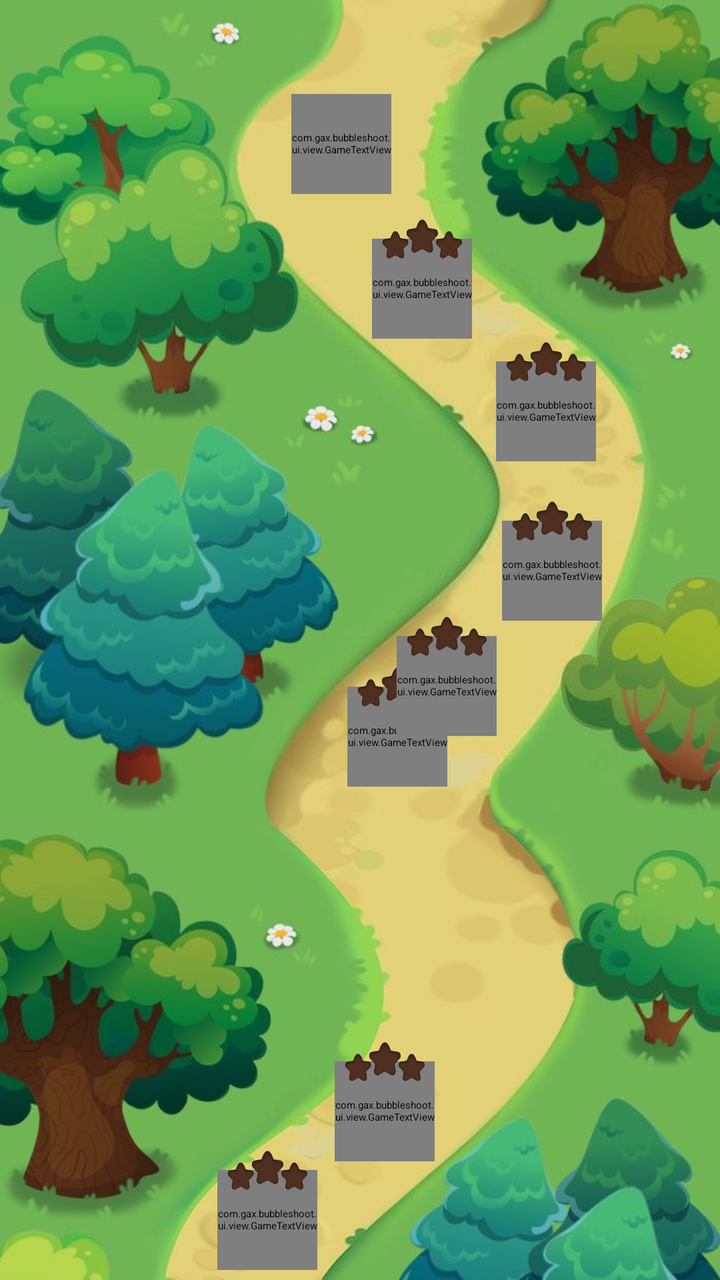
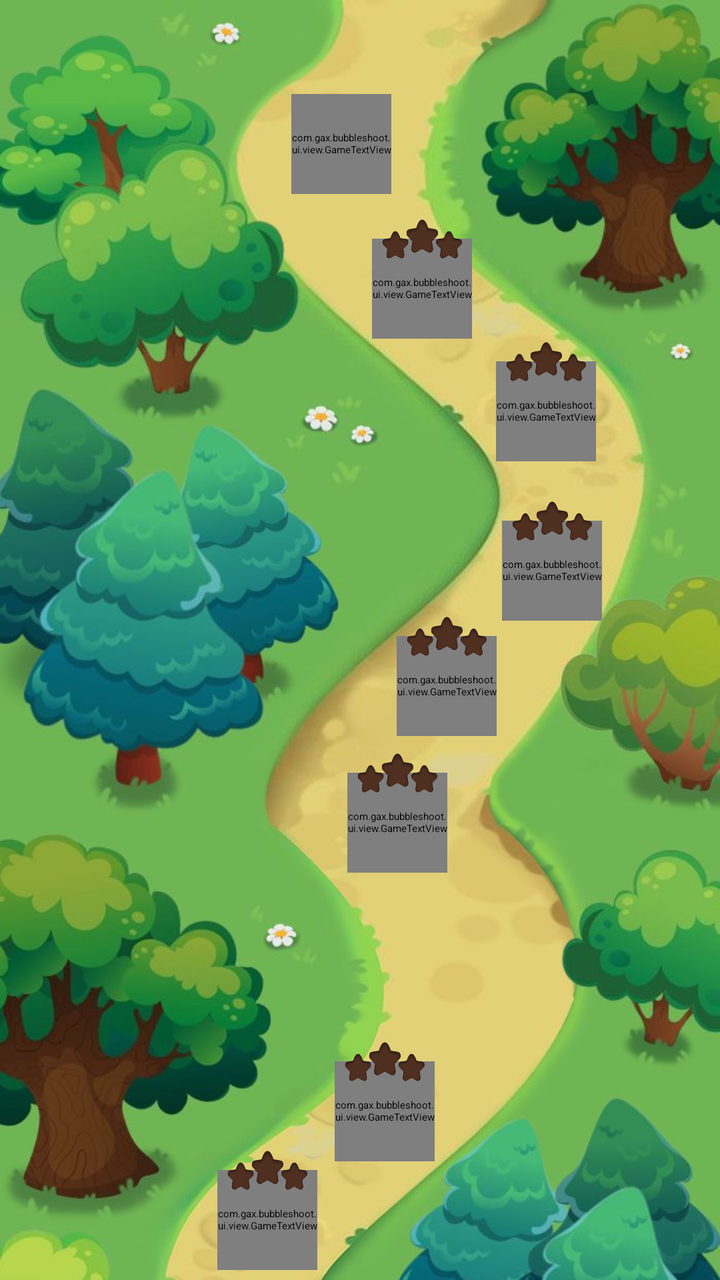

Screens rendered from an Android XML layout before and after an edit, with the pre-edit source and the edit as a unified diff.
<!-- AndroidManifest.xml: application theme Theme.App.Starting -->
<!-- res/layout/view_map_level.xml -->
<?xml version="1.0" encoding="utf-8"?>
<ScrollView
    xmlns:android="http://schemas.android.com/apk/res/android"
    xmlns:app="http://schemas.android.com/apk/res-auto"
    xmlns:tools="http://schemas.android.com/tools"
    android:id="@+id/layout_map"
    android:layout_width="match_parent"
    android:layout_height="match_parent"
    android:layout_marginTop="@dimen/image_state_height"
    tools:ignore="ContentDescription">

    <androidx.constraintlayout.widget.ConstraintLayout
        android:layout_width="match_parent"
        android:layout_height="wrap_content">

        <ImageView
            android:id="@+id/image_map_01"
            android:layout_width="0dp"
            android:layout_height="0dp"
            android:background="@drawable/map_01"
            app:layout_constraintBottom_toBottomOf="parent"
            app:layout_constraintDimensionRatio="7:8"
            app:layout_constraintEnd_toEndOf="parent"
            app:layout_constraintStart_toStartOf="parent" />

        <ImageView
            android:id="@+id/image_map_02"
            android:layout_width="0dp"
            android:layout_height="0dp"
            android:background="@drawable/map_02"
            app:layout_constraintBottom_toTopOf="@id/image_map_01"
            app:layout_constraintDimensionRatio="7:8"
            app:layout_constraintEnd_toEndOf="parent"
            app:layout_constraintStart_toStartOf="parent" />

        <ImageView
            android:id="@+id/image_map_04"
            android:layout_width="0dp"
            android:layout_height="0dp"
            android:background="@drawable/map_02"
            app:layout_constraintBottom_toTopOf="@id/image_map_03"
            app:layout_constraintDimensionRatio="7:8"
            app:layout_constraintEnd_toEndOf="parent"
            app:layout_constraintStart_toStartOf="parent" />

        <ImageView
            android:id="@+id/image_map_03"
            android:layout_width="0dp"
            android:layout_height="0dp"
            android:background="@drawable/map_03"
            app:layout_constraintBottom_toTopOf="@id/image_map_02"
            app:layout_constraintDimensionRatio="7:8"
            app:layout_constraintEnd_toEndOf="parent"
            app:layout_constraintStart_toStartOf="parent" />

        <com.gax.bubbleshoot.ui.view.GameTextView
            android:id="@+id/btn_level_previous"
            android:layout_width="@dimen/btn_level_width"
            android:layout_height="@dimen/btn_level_width"
            android:background="@drawable/btn_level"
            app:fontFamily="@font/baloo"
            android:gravity="center"
            android:textColor="@color/brown"
            android:textSize="@dimen/txt_dialog_size"
            android:textStyle="bold"
            app:layout_constraintBottom_toBottomOf="@id/image_map_01"
            app:layout_constraintEnd_toEndOf="parent"
            app:layout_constraintHorizontal_bias="0.5"
            app:layout_constraintStart_toStartOf="parent"
            app:layout_constraintTop_toTopOf="@id/image_map_01"
            app:layout_constraintVertical_bias="0.85" />

        <com.gax.bubbleshoot.ui.view.GameTextView
            android:id="@+id/btn_level_1"
            android:layout_width="@dimen/btn_level_width"
            android:layout_height="@dimen/btn_level_width"
            android:background="@drawable/btn_level"
            app:fontFamily="@font/baloo"
            android:gravity="center"
            android:text="1"
            android:textColor="@color/brown"
            android:textSize="@dimen/txt_level_size"
            android:textStyle="bold"
            app:layout_constraintBottom_toBottomOf="@id/image_map_01"
            app:layout_constraintEnd_toEndOf="parent"
            app:layout_constraintHorizontal_bias="0.33"
            app:layout_constraintStart_toStartOf="parent"
            app:layout_constraintTop_toTopOf="@id/image_map_01"
            app:layout_constraintVertical_bias="0.67" />

        <ImageView
            android:id="@+id/image_level_star_1"
            android:layout_width="@dimen/image_level_star_width"
            android:layout_height="0dp"
            android:src="@drawable/star_set_bg"
            app:layout_constraintBottom_toTopOf="@+id/btn_level_1"
            app:layout_constraintDimensionRatio="2:1"
            app:layout_constraintEnd_toEndOf="@id/btn_level_1"
            app:layout_constraintStart_toStartOf="@id/btn_level_1"
            app:layout_constraintTop_toTopOf="@id/btn_level_1" />

        <com.gax.bubbleshoot.ui.view.GameTextView
            android:id="@+id/btn_level_2"
            android:layout_width="@dimen/btn_level_width"
            android:layout_height="@dimen/btn_level_width"
            android:background="@drawable/btn_level"
            app:fontFamily="@font/baloo"
            android:gravity="center"
            android:text="2"
            android:textColor="@color/brown"
            android:textSize="@dimen/txt_level_size"
            android:textStyle="bold"
            app:layout_constraintBottom_toBottomOf="@id/image_map_01"
            app:layout_constraintEnd_toEndOf="parent"
            app:layout_constraintHorizontal_bias="0.37"
            app:layout_constraintStart_toStartOf="parent"
            app:layout_constraintTop_toTopOf="@id/image_map_01"
            app:layout_constraintVertical_bias="0.45" />

        <ImageView
            android:id="@+id/image_level_star_2"
            android:layout_width="@dimen/image_level_star_width"
            android:layout_height="0dp"
            android:src="@drawable/star_set_bg"
            app:layout_constraintBottom_toTopOf="@+id/btn_level_2"
            app:layout_constraintDimensionRatio="2:1"
            app:layout_constraintEnd_toEndOf="@id/btn_level_2"
            app:layout_constraintStart_toStartOf="@id/btn_level_2"
            app:layout_constraintTop_toTopOf="@id/btn_level_2" />

        <com.gax.bubbleshoot.ui.view.GameTextView
            android:id="@+id/btn_level_3"
            android:layout_width="@dimen/btn_level_width"
            android:layout_height="@dimen/btn_level_width"
            android:background="@drawable/btn_level"
            app:fontFamily="@font/baloo"
            android:gravity="center"
            android:text="3"
            android:textColor="@color/brown"
            android:textSize="@dimen/txt_level_size"
            android:textStyle="bold"
            app:layout_constraintBottom_toBottomOf="@id/image_map_01"
            app:layout_constraintEnd_toEndOf="parent"
            app:layout_constraintHorizontal_bias="0.58"
            app:layout_constraintStart_toStartOf="parent"
            app:layout_constraintTop_toTopOf="@id/image_map_01"
            app:layout_constraintVertical_bias="0.3" />

        <ImageView
            android:id="@+id/image_level_star_3"
            android:layout_width="@dimen/image_level_star_width"
            android:layout_height="0dp"
            android:src="@drawable/star_set_bg"
            app:layout_constraintBottom_toTopOf="@+id/btn_level_3"
            app:layout_constraintDimensionRatio="2:1"
            app:layout_constraintEnd_toEndOf="@id/btn_level_3"
            app:layout_constraintStart_toStartOf="@id/btn_level_3"
            app:layout_constraintTop_toTopOf="@id/btn_level_3" />

        <com.gax.bubbleshoot.ui.view.GameTextView
            android:id="@+id/btn_level_4"
            android:layout_width="@dimen/btn_level_width"
            android:layout_height="@dimen/btn_level_width"
            android:background="@drawable/btn_level"
            app:fontFamily="@font/baloo"
            android:gravity="center"
            android:text="4"
            android:textColor="@color/brown"
            android:textSize="@dimen/txt_level_size"
            android:textStyle="bold"
            app:layout_constraintBottom_toBottomOf="@id/image_map_01"
            app:layout_constraintEnd_toEndOf="parent"
            app:layout_constraintHorizontal_bias="0.7"
            app:layout_constraintStart_toStartOf="parent"
            app:layout_constraintTop_toTopOf="@id/image_map_01"
            app:layout_constraintVertical_bias="0.12" />

        <ImageView
            android:id="@+id/image_level_star_4"
            android:layout_width="@dimen/image_level_star_width"
            android:layout_height="0dp"
            android:src="@drawable/star_set_bg"
            app:layout_constraintBottom_toTopOf="@+id/btn_level_4"
            app:layout_constraintDimensionRatio="2:1"
            app:layout_constraintEnd_toEndOf="@id/btn_level_4"
            app:layout_constraintStart_toStartOf="@id/btn_level_4"
            app:layout_constraintTop_toTopOf="@id/btn_level_4" />

        <com.gax.bubbleshoot.ui.view.GameTextView
            android:id="@+id/btn_level_5"
            android:layout_width="@dimen/btn_level_width"
            android:layout_height="@dimen/btn_level_width"
            android:background="@drawable/btn_level"
            app:fontFamily="@font/baloo"
            android:gravity="center"
            android:text="5"
            android:textColor="@color/brown"
            android:textSize="@dimen/txt_level_size"
            android:textStyle="bold"
            app:layout_constraintBottom_toBottomOf="@id/image_map_01"
            app:layout_constraintEnd_toEndOf="parent"
            app:layout_constraintHorizontal_bias="0.56"
            app:layout_constraintStart_toStartOf="parent"
            app:layout_constraintTop_toTopOf="@id/image_map_02" />

        <ImageView
            android:id="@+id/image_level_star_5"
            android:layout_width="@dimen/image_level_star_width"
            android:layout_height="0dp"
            android:src="@drawable/star_set_bg"
            app:layout_constraintBottom_toTopOf="@+id/btn_level_5"
            app:layout_constraintDimensionRatio="2:1"
            app:layout_constraintEnd_toEndOf="@id/btn_level_5"
            app:layout_constraintStart_toStartOf="@id/btn_level_5"
            app:layout_constraintTop_toTopOf="@id/btn_level_5" />

        <com.gax.bubbleshoot.ui.view.GameTextView
            android:id="@+id/btn_level_6"
            android:layout_width="@dimen/btn_level_width"
            android:layout_height="@dimen/btn_level_width"
            android:background="@drawable/btn_level"
            app:fontFamily="@font/baloo"
            android:gravity="center"
            android:text="6"
            android:textColor="@color/brown"
            android:textSize="@dimen/txt_level_size"
            android:textStyle="bold"
            app:layout_constraintBottom_toBottomOf="@id/image_map_02"
            app:layout_constraintEnd_toEndOf="parent"
            app:layout_constraintHorizontal_bias="0.64"
            app:layout_constraintStart_toStartOf="parent"
            app:layout_constraintTop_toTopOf="@id/image_map_02"
            app:layout_constraintVertical_bias="0.88" />

        <ImageView
            android:id="@+id/image_level_star_6"
            android:layout_width="@dimen/image_level_star_width"
            android:layout_height="0dp"
            android:src="@drawable/star_set_bg"
            app:layout_constraintBottom_toTopOf="@+id/btn_level_6"
            app:layout_constraintDimensionRatio="2:1"
            app:layout_constraintEnd_toEndOf="@id/btn_level_6"
            app:layout_constraintStart_toStartOf="@id/btn_level_6"
            app:layout_constraintTop_toTopOf="@id/btn_level_6" />

        <com.gax.bubbleshoot.ui.view.GameTextView
            android:id="@+id/btn_level_7"
            android:layout_width="@dimen/btn_level_width"
            android:layout_height="@dimen/btn_level_width"
            android:background="@drawable/btn_level"
            app:fontFamily="@font/baloo"
            android:gravity="center"
            android:text="7"
            android:textColor="@color/brown"
            android:textSize="@dimen/txt_level_size"
            android:textStyle="bold"
            app:layout_constraintBottom_toBottomOf="@id/image_map_02"
            app:layout_constraintEnd_toEndOf="parent"
            app:layout_constraintHorizontal_bias="0.81"
            app:layout_constraintStart_toStartOf="parent"
            app:layout_constraintTop_toTopOf="@id/image_map_02"
            app:layout_constraintVertical_bias="0.72" />

        <ImageView
            android:id="@+id/image_level_star_7"
            android:layout_width="@dimen/image_level_star_width"
            android:layout_height="0dp"
            android:src="@drawable/star_set_bg"
            app:layout_constraintBottom_toTopOf="@+id/btn_level_7"
            app:layout_constraintDimensionRatio="2:1"
            app:layout_constraintEnd_toEndOf="@id/btn_level_7"
            app:layout_constraintStart_toStartOf="@id/btn_level_7"
            app:layout_constraintTop_toTopOf="@id/btn_level_7" />

        <com.gax.bubbleshoot.ui.view.GameTextView
            android:id="@+id/btn_level_8"
            android:layout_width="@dimen/btn_level_width"
            android:layout_height="@dimen/btn_level_width"
            android:background="@drawable/btn_level"
            app:fontFamily="@font/baloo"
            android:gravity="center"
            android:text="8"
            android:textColor="@color/brown"
            android:textSize="@dimen/txt_level_size"
            android:textStyle="bold"
            app:layout_constraintBottom_toBottomOf="@id/image_map_02"
            app:layout_constraintEnd_toEndOf="parent"
            app:layout_constraintHorizontal_bias="0.8"
            app:layout_constraintStart_toStartOf="parent"
            app:layout_constraintTop_toTopOf="@id/image_map_02"
            app:layout_constraintVertical_bias="0.5" />

        <ImageView
            android:id="@+id/image_level_star_8"
            android:layout_width="@dimen/image_level_star_width"
            android:layout_height="0dp"
            android:src="@drawable/star_set_bg"
            app:layout_constraintBottom_toTopOf="@+id/btn_level_8"
            app:layout_constraintDimensionRatio="2:1"
            app:layout_constraintEnd_toEndOf="@id/btn_level_8"
            app:layout_constraintStart_toStartOf="@id/btn_level_8"
            app:layout_constraintTop_toTopOf="@id/btn_level_8" />

        <com.gax.bubbleshoot.ui.view.GameTextView
            android:id="@+id/btn_level_9"
            android:layout_width="@dimen/btn_level_width"
            android:layout_height="@dimen/btn_level_width"
            android:background="@drawable/btn_level"
            app:fontFamily="@font/baloo"
            android:gravity="center"
            android:text="9"
            android:textColor="@color/brown"
            android:textSize="@dimen/txt_level_size"
            android:textStyle="bold"
            app:layout_constraintBottom_toBottomOf="@id/image_map_02"
            app:layout_constraintEnd_toEndOf="parent"
            app:layout_constraintHorizontal_bias="0.6"
            app:layout_constraintStart_toStartOf="parent"
            app:layout_constraintTop_toTopOf="@id/image_map_02"
            app:layout_constraintVertical_bias="0.33" />

        <ImageView
            android:id="@+id/image_level_star_9"
            android:layout_width="@dimen/image_level_star_width"
            android:layout_height="0dp"
            android:src="@drawable/star_set_bg"
            app:layout_constraintBottom_toTopOf="@+id/btn_level_9"
            app:layout_constraintDimensionRatio="2:1"
            app:layout_constraintEnd_toEndOf="@id/btn_level_9"
            app:layout_constraintStart_toStartOf="@id/btn_level_9"
            app:layout_constraintTop_toTopOf="@id/btn_level_9" />

        <com.gax.bubbleshoot.ui.view.GameTextView
            android:id="@+id/btn_level_10"
            android:layout_width="@dimen/btn_level_width"
            android:layout_height="@dimen/btn_level_width"
            android:background="@drawable/btn_level"
            app:fontFamily="@font/baloo"
            android:gravity="center"
            android:text="10"
            android:textColor="@color/brown"
            android:textSize="@dimen/txt_level_size"
            android:textStyle="bold"
            app:layout_constraintBottom_toBottomOf="@id/image_map_02"
            app:layout_constraintEnd_toEndOf="parent"
            app:layout_constraintHorizontal_bias="0.47"
            app:layout_constraintStart_toStartOf="parent"
            app:layout_constraintTop_toTopOf="@id/image_map_02"
            app:layout_constraintVertical_bias="0.13" />

        <ImageView
            android:id="@+id/image_level_star_10"
            android:layout_width="@dimen/image_level_star_width"
            android:layout_height="0dp"
            android:src="@drawable/star_set_bg"
            app:layout_constraintBottom_toTopOf="@+id/btn_level_10"
            app:layout_constraintDimensionRatio="2:1"
            app:layout_constraintEnd_toEndOf="@id/btn_level_10"
            app:layout_constraintStart_toStartOf="@id/btn_level_10"
            app:layout_constraintTop_toTopOf="@id/btn_level_10" />

        <com.gax.bubbleshoot.ui.view.GameTextView
            android:id="@+id/btn_level_11"
            android:layout_width="@dimen/btn_level_width"
            android:layout_height="@dimen/btn_level_width"
            android:background="@drawable/btn_level"
            app:fontFamily="@font/baloo"
            android:gravity="center"
            android:text="11"
            android:textColor="@color/brown"
            android:textSize="@dimen/txt_level_size"
            android:textStyle="bold"
            app:layout_constraintBottom_toBottomOf="@id/image_map_02"
            app:layout_constraintEnd_toEndOf="parent"
            app:layout_constraintHorizontal_bias="0.58"
            app:layout_constraintStart_toStartOf="parent"
            app:layout_constraintTop_toTopOf="@id/image_map_03" />

        <ImageView
            android:id="@+id/image_level_star_11"
            android:layout_width="@dimen/image_level_star_width"
            android:layout_height="0dp"
            android:src="@drawable/star_set_bg"
            app:layout_constraintBottom_toTopOf="@+id/btn_level_11"
            app:layout_constraintDimensionRatio="2:1"
            app:layout_constraintEnd_toEndOf="@id/btn_level_11"
            app:layout_constraintStart_toStartOf="@id/btn_level_11"
            app:layout_constraintTop_toTopOf="@id/btn_level_11" />

        <com.gax.bubbleshoot.ui.view.GameTextView
            android:id="@+id/btn_level_12"
            android:layout_width="@dimen/btn_level_width"
            android:layout_height="@dimen/btn_level_width"
            android:background="@drawable/btn_level"
            app:fontFamily="@font/baloo"
            android:gravity="center"
            android:text="12"
            android:textColor="@color/brown"
            android:textSize="@dimen/txt_level_size"
            android:textStyle="bold"
            app:layout_constraintBottom_toBottomOf="@id/image_map_03"
            app:layout_constraintEnd_toEndOf="parent"
            app:layout_constraintHorizontal_bias="0.48"
            app:layout_constraintStart_toStartOf="parent"
            app:layout_constraintTop_toTopOf="@id/image_map_03"
            app:layout_constraintVertical_bias="0.86" />

        <ImageView
            android:id="@+id/image_level_star_12"
            android:layout_width="@dimen/image_level_star_width"
            android:layout_height="0dp"
            android:src="@drawable/star_set_bg"
            app:layout_constraintBottom_toTopOf="@+id/btn_level_12"
            app:layout_constraintDimensionRatio="2:1"
            app:layout_constraintEnd_toEndOf="@id/btn_level_12"
            app:layout_constraintStart_toStartOf="@id/btn_level_12"
            app:layout_constraintTop_toTopOf="@id/btn_level_12" />

        <com.gax.bubbleshoot.ui.view.GameTextView
            android:id="@+id/btn_level_13"
            android:layout_width="@dimen/btn_level_width"
            android:layout_height="@dimen/btn_level_width"
            android:background="@drawable/btn_level"
            app:fontFamily="@font/baloo"
            android:gravity="center"
            android:text="13"
            android:textColor="@color/brown"
            android:textSize="@dimen/txt_level_size"
            android:textStyle="bold"
            app:layout_constraintBottom_toBottomOf="@id/image_map_03"
            app:layout_constraintEnd_toEndOf="parent"
            app:layout_constraintHorizontal_bias="0.33"
            app:layout_constraintStart_toStartOf="parent"
            app:layout_constraintTop_toTopOf="@id/image_map_03"
            app:layout_constraintVertical_bias="0.68" />

        <ImageView
            android:id="@+id/image_level_star_13"
            android:layout_width="@dimen/image_level_star_width"
            android:layout_height="0dp"
            android:src="@drawable/star_set_bg"
            app:layout_constraintBottom_toTopOf="@+id/btn_level_13"
            app:layout_constraintDimensionRatio="2:1"
            app:layout_constraintEnd_toEndOf="@id/btn_level_13"
            app:layout_constraintStart_toStartOf="@id/btn_level_13"
            app:layout_constraintTop_toTopOf="@id/btn_level_13" />

        <com.gax.bubbleshoot.ui.view.GameTextView
            android:id="@+id/btn_level_14"
            android:layout_width="@dimen/btn_level_width"
            android:layout_height="@dimen/btn_level_width"
            android:background="@drawable/btn_level"
            app:fontFamily="@font/baloo"
            android:gravity="center"
            android:text="14"
            android:textColor="@color/brown"
            android:textSize="@dimen/txt_level_size"
            android:textStyle="bold"
            app:layout_constraintBottom_toBottomOf="@id/image_map_03"
            app:layout_constraintEnd_toEndOf="parent"
            app:layout_constraintHorizontal_bias="0.35"
            app:layout_constraintStart_toStartOf="parent"
            app:layout_constraintTop_toTopOf="@id/image_map_03"
            app:layout_constraintVertical_bias="0.48" />

        <ImageView
            android:id="@+id/image_level_star_14"
            android:layout_width="@dimen/image_level_star_width"
            android:layout_height="0dp"
            android:src="@drawable/star_set_bg"
            app:layout_constraintBottom_toTopOf="@+id/btn_level_14"
            app:layout_constraintDimensionRatio="2:1"
            app:layout_constraintEnd_toEndOf="@id/btn_level_14"
            app:layout_constraintStart_toStartOf="@id/btn_level_14"
            app:layout_constraintTop_toTopOf="@id/btn_level_14" />

        <com.gax.bubbleshoot.ui.view.GameTextView
            android:id="@+id/btn_level_15"
            android:layout_width="@dimen/btn_level_width"
            android:layout_height="@dimen/btn_level_width"
            android:background="@drawable/btn_level"
            app:fontFamily="@font/baloo"
            android:gravity="center"
            android:text="15"
            android:textColor="@color/brown"
            android:textSize="@dimen/txt_level_size"
            android:textStyle="bold"
            app:layout_constraintBottom_toBottomOf="@id/image_map_03"
            app:layout_constraintEnd_toEndOf="parent"
            app:layout_constraintHorizontal_bias="0.54"
            app:layout_constraintStart_toStartOf="parent"
            app:layout_constraintTop_toTopOf="@id/image_map_03"
            app:layout_constraintVertical_bias="0.33" />

        <ImageView
            android:id="@+id/image_level_star_15"
            android:layout_width="@dimen/image_level_star_width"
            android:layout_height="0dp"
            android:src="@drawable/star_set_bg"
            app:layout_constraintBottom_toTopOf="@+id/btn_level_15"
            app:layout_constraintDimensionRatio="2:1"
            app:layout_constraintEnd_toEndOf="@id/btn_level_15"
            app:layout_constraintStart_toStartOf="@id/btn_level_15"
            app:layout_constraintTop_toTopOf="@id/btn_level_15" />

        <com.gax.bubbleshoot.ui.view.GameTextView
            android:id="@+id/btn_level_16"
            android:layout_width="@dimen/btn_level_width"
            android:layout_height="@dimen/btn_level_width"
            android:background="@drawable/btn_level"
            app:fontFamily="@font/baloo"
            android:gravity="center"
            android:text="16"
            android:textColor="@color/brown"
            android:textSize="@dimen/txt_level_size"
            android:textStyle="bold"
            app:layout_constraintBottom_toBottomOf="@id/image_map_04"
            app:layout_constraintEnd_toEndOf="parent"
            app:layout_constraintHorizontal_bias="0.56"
            app:layout_constraintStart_toStartOf="parent"
            app:layout_constraintTop_toTopOf="@id/image_map_04"
            app:layout_constraintVertical_bias="0.95" />

        <ImageView
            android:id="@+id/image_level_star_16"
            android:layout_width="@dimen/image_level_star_width"
            android:layout_height="0dp"
            android:src="@drawable/star_set_bg"
            app:layout_constraintBottom_toTopOf="@+id/btn_level_16"
            app:layout_constraintDimensionRatio="2:1"
            app:layout_constraintEnd_toEndOf="@id/btn_level_16"
            app:layout_constraintStart_toStartOf="@id/btn_level_16"
            app:layout_constraintTop_toTopOf="@id/btn_level_16" />

        <com.gax.bubbleshoot.ui.view.GameTextView
            android:id="@+id/btn_level_17"
            android:layout_width="@dimen/btn_level_width"
            android:layout_height="@dimen/btn_level_width"
            android:background="@drawable/btn_level"
            app:fontFamily="@font/baloo"
            android:gravity="center"
            android:text="17"
            android:textColor="@color/brown"
            android:textSize="@dimen/txt_level_size"
            android:textStyle="bold"
            app:layout_constraintBottom_toBottomOf="@id/image_map_04"
            app:layout_constraintEnd_toEndOf="parent"
            app:layout_constraintHorizontal_bias="0.64"
            app:layout_constraintStart_toStartOf="parent"
            app:layout_constraintTop_toTopOf="@id/image_map_04"
            app:layout_constraintVertical_bias="0.88" />

        <ImageView
            android:id="@+id/image_level_star_17"
            android:layout_width="@dimen/image_level_star_width"
            android:layout_height="0dp"
            android:src="@drawable/star_set_bg"
            app:layout_constraintBottom_toTopOf="@+id/btn_level_17"
            app:layout_constraintDimensionRatio="2:1"
            app:layout_constraintEnd_toEndOf="@id/btn_level_17"
            app:layout_constraintStart_toStartOf="@id/btn_level_17"
            app:layout_constraintTop_toTopOf="@id/btn_level_17" />

        <com.gax.bubbleshoot.ui.view.GameTextView
            android:id="@+id/btn_level_18"
            android:layout_width="@dimen/btn_level_width"
            android:layout_height="@dimen/btn_level_width"
            android:background="@drawable/btn_level"
            app:fontFamily="@font/baloo"
            android:gravity="center"
            android:text="18"
            android:textColor="@color/brown"
            android:textSize="@dimen/txt_level_size"
            android:textStyle="bold"
            app:layout_constraintBottom_toBottomOf="@id/image_map_04"
            app:layout_constraintEnd_toEndOf="parent"
            app:layout_constraintHorizontal_bias="0.81"
            app:layout_constraintStart_toStartOf="parent"
            app:layout_constraintTop_toTopOf="@id/image_map_04"
            app:layout_constraintVertical_bias="0.72" />

        <ImageView
            android:id="@+id/image_level_star_18"
            android:layout_width="@dimen/image_level_star_width"
            android:layout_height="0dp"
            android:src="@drawable/star_set_bg"
            app:layout_constraintBottom_toTopOf="@+id/btn_level_18"
            app:layout_constraintDimensionRatio="2:1"
            app:layout_constraintEnd_toEndOf="@id/btn_level_18"
            app:layout_constraintStart_toStartOf="@id/btn_level_18"
            app:layout_constraintTop_toTopOf="@id/btn_level_18" />

        <com.gax.bubbleshoot.ui.view.GameTextView
            android:id="@+id/btn_level_19"
            android:layout_width="@dimen/btn_level_width"
            android:layout_height="@dimen/btn_level_width"
            android:background="@drawable/btn_level"
            app:fontFamily="@font/baloo"
            android:gravity="center"
            android:text="19"
            android:textColor="@color/brown"
            android:textSize="@dimen/txt_level_size"
            android:textStyle="bold"
            app:layout_constraintBottom_toBottomOf="@id/image_map_04"
            app:layout_constraintEnd_toEndOf="parent"
            app:layout_constraintHorizontal_bias="0.80"
            app:layout_constraintStart_toStartOf="parent"
            app:layout_constraintTop_toTopOf="@id/image_map_04"
            app:layout_constraintVertical_bias="0.50" />

        <ImageView
            android:id="@+id/image_level_star_19"
            android:layout_width="@dimen/image_level_star_width"
            android:layout_height="0dp"
            android:src="@drawable/star_set_bg"
            app:layout_constraintBottom_toTopOf="@+id/btn_level_19"
            app:layout_constraintDimensionRatio="2:1"
            app:layout_constraintEnd_toEndOf="@id/btn_level_19"
            app:layout_constraintStart_toStartOf="@id/btn_level_19"
            app:layout_constraintTop_toTopOf="@id/btn_level_19" />

        <com.gax.bubbleshoot.ui.view.GameTextView
            android:id="@+id/btn_level_20"
            android:layout_width="@dimen/btn_level_width"
            android:layout_height="@dimen/btn_level_width"
            android:background="@drawable/btn_level"
            app:fontFamily="@font/baloo"
            android:gravity="center"
            android:text="20"
            android:textColor="@color/brown"
            android:textSize="@dimen/txt_level_size"
            android:textStyle="bold"
            app:layout_constraintBottom_toBottomOf="@id/image_map_04"
            app:layout_constraintEnd_toEndOf="parent"
            app:layout_constraintHorizontal_bias="0.60"
            app:layout_constraintStart_toStartOf="parent"
            app:layout_constraintTop_toTopOf="@id/image_map_04"
            app:layout_constraintVertical_bias="0.33" />

        <ImageView
            android:id="@+id/image_level_star_20"
            android:layout_width="@dimen/image_level_star_width"
            android:layout_height="0dp"
            android:src="@drawable/star_set_bg"
            app:layout_constraintBottom_toTopOf="@+id/btn_level_20"
            app:layout_constraintDimensionRatio="2:1"
            app:layout_constraintEnd_toEndOf="@id/btn_level_20"
            app:layout_constraintStart_toStartOf="@id/btn_level_20"
            app:layout_constraintTop_toTopOf="@id/btn_level_20" />

        <com.gax.bubbleshoot.ui.view.GameTextView
            android:id="@+id/btn_level_next"
            android:layout_width="@dimen/btn_level_width"
            android:layout_height="@dimen/btn_level_width"
            android:background="@drawable/btn_level"
            app:fontFamily="@font/baloo"
            android:gravity="center"
            android:textColor="@color/brown"
            android:textSize="@dimen/txt_dialog_size"
            android:textStyle="bold"
            app:layout_constraintBottom_toBottomOf="@id/image_map_04"
            app:layout_constraintEnd_toEndOf="parent"
            app:layout_constraintHorizontal_bias="0.47"
            app:layout_constraintStart_toStartOf="parent"
            app:layout_constraintTop_toTopOf="@id/image_map_04"
            app:layout_constraintVertical_bias="0.13" />

    </androidx.constraintlayout.widget.ConstraintLayout>

</ScrollView>
<!-- resources referenced by this layout -->
<resources>
  <color name="brown">#4E342E</color>
  <dimen name="btn_level_width">50dp</dimen>
  <dimen name="image_level_star_width">40dp</dimen>
  <dimen name="image_state_height">70dp</dimen>
  <dimen name="txt_dialog_size">35sp</dimen>
  <dimen name="txt_level_size">22sp</dimen>
  <!-- drawable btn_level: webp bitmap (drawable, 43540 bytes) -->
  <!-- drawable map_01: jpg bitmap (drawable, 57787 bytes) -->
  <!-- drawable map_02: jpg bitmap (drawable, 56582 bytes) -->
  <!-- drawable map_03: jpg bitmap (drawable, 57944 bytes) -->
  <!-- drawable star_set_bg: webp bitmap (drawable, 21894 bytes) -->
  <style name="Theme.App.Starting" parent="Theme.SplashScreen">
          <item name="windowSplashScreenBackground">@android:color/white</item>
          
          <item name="windowSplashScreenAnimatedIcon">@drawable/logo_splash</item>
          <item name="postSplashScreenTheme">@style/Theme.AnimalsPop</item>
      </style>
  <!-- drawable logo_splash: webp bitmap (drawable, 46124 bytes) -->
  <style name="Theme.AnimalsPop" parent="Theme.MaterialComponents.DayNight.NoActionBar">
          
          <item name="colorPrimary">@color/purple_500</item>
          <item name="colorPrimaryVariant">@color/purple_700</item>
          <item name="colorOnPrimary">@color/white</item>
          
          <item name="colorSecondary">@color/teal_200</item>
          <item name="colorSecondaryVariant">@color/teal_700</item>
          <item name="colorOnSecondary">@color/black</item>
          
          <item name="android:statusBarColor" tools:targetApi="l">?attr/colorPrimaryVariant</item>
          
      </style>
  <color name="purple_500">#FF6200EE</color>
  <color name="purple_700">#FF3700B3</color>
  <color name="white">#FFFFFFFF</color>
  <color name="teal_200">#FF03DAC5</color>
  <color name="teal_700">#FF018786</color>
  <color name="black">#FF000000</color>
</resources>

<!-- the commit's change to res/layout/view_map_level.xml (unified diff, before → after) -->
@@ -514,12 +514,11 @@
             android:textColor="@color/brown"
             android:textSize="@dimen/txt_level_size"
             android:textStyle="bold"
-            app:layout_constraintBottom_toBottomOf="@id/image_map_04"
+            app:layout_constraintBottom_toBottomOf="@id/image_map_03"
             app:layout_constraintEnd_toEndOf="parent"
             app:layout_constraintHorizontal_bias="0.56"
             app:layout_constraintStart_toStartOf="parent"
-            app:layout_constraintTop_toTopOf="@id/image_map_04"
-            app:layout_constraintVertical_bias="0.95" />
+            app:layout_constraintTop_toTopOf="@id/image_map_04" />
 
         <ImageView
             android:id="@+id/image_level_star_16"
